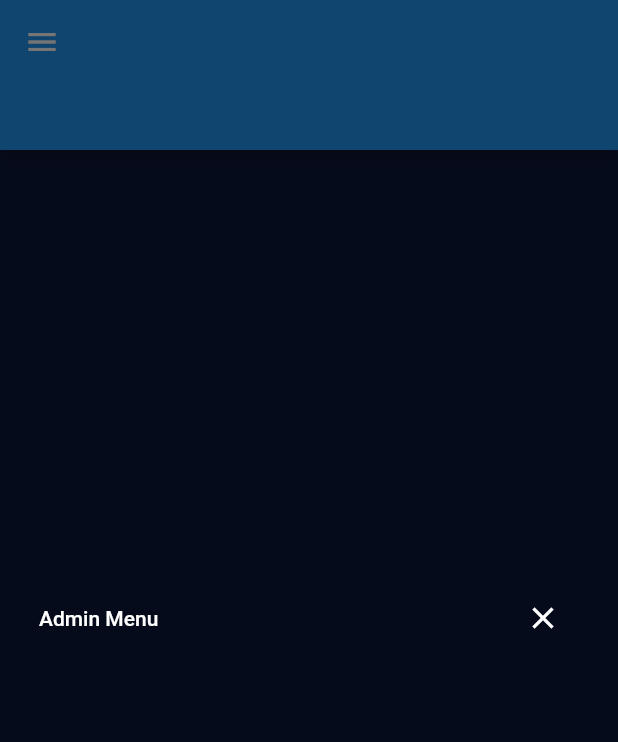
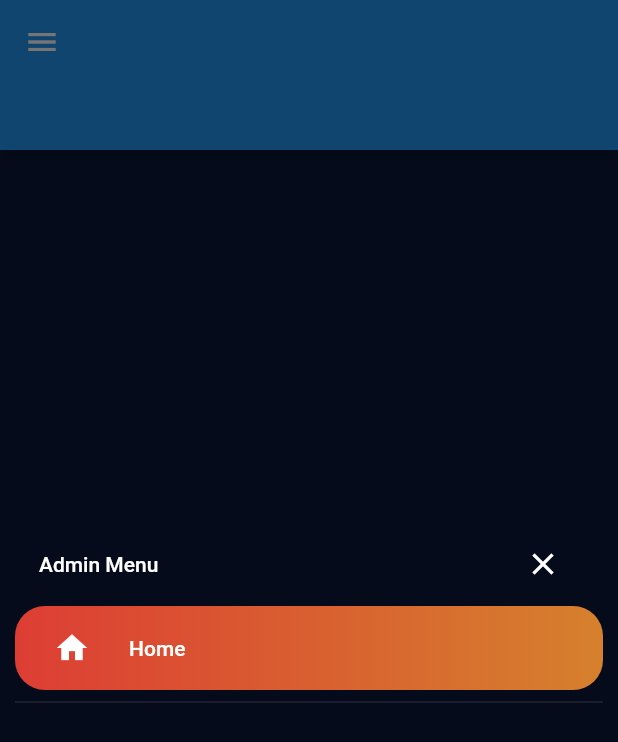
Before and after one commit to minuzai/admin_panel_dashboard, a Flutter app: the screen it shows after launch, with the side drawer open, on a phone screen of 412 x 824 dp. Shown: the top 742 px of the screen. Run offline on Flutter 3.47's test engine with Material 2 defaults, Android fonts, the phone set to English and light mode, and no system bars.

Commit message:
drawer 메뉴 레이아웃 및 ui 구현

```diff
--- a/lib/drawer/drawer_page.dart
+++ b/lib/drawer/drawer_page.dart
@@ -8,6 +8,19 @@ class DrawerPage extends StatefulWidget {
   @override
   _DrawerPageState createState() => _DrawerPageState();
 }
+
+class ButtonsInfo {
+  String title;
+  IconData icon;
+
+  ButtonsInfo({required this.title, required this.icon});
+}
+
+int _currentIndex = 0;
+
+List<ButtonsInfo> _buttonNames = [
+  ButtonsInfo(title: 'Home', icon: Icons.home),
+];
 
 class _DrawerPageState extends State<DrawerPage> {
   @override
@@ -31,6 +44,51 @@ class _DrawerPageState extends State<DrawerPage> {
                       },
                     ),
             ),
+            ...List.generate(
+              _buttonNames.length,
+              (index) => Column(
+                children: [
+                  Container(
+                    decoration: index == _currentIndex
+                        ? BoxDecoration(
+                            borderRadius: BorderRadius.circular(20),
+                            gradient: LinearGradient(
+                              colors: [
+                                Constants.redDark.withOpacity(0.9),
+                                Constants.orangeDark.withOpacity(0.9),
+                              ],
+                            ),
+                          )
+                        : null,
+                    child: ListTile(
+                      title: Text(
+                        _buttonNames[index].title,
+                        style: TextStyle(color: Colors.white),
+                      ),
+                      leading: Padding(
+                        padding: const EdgeInsets.all(Constants.kPadding),
+                        child: Icon(
+                          _buttonNames[index].icon,
+                          color: Colors.white,
+                        ),
+                      ),
+                      onTap: () {
+                        setState(() {
+                          _currentIndex = index;
+                        });
+                      },
+                      shape: RoundedRectangleBorder(
+                        borderRadius: BorderRadius.circular(20),
+                      ),
+                    ),
+                  ),
+                  Divider(
+                    color: Colors.white,
+                    thickness: 0.1,
+                  ),
+                ],
+              ),
+            ),
           ],
         ),
       ),
```
